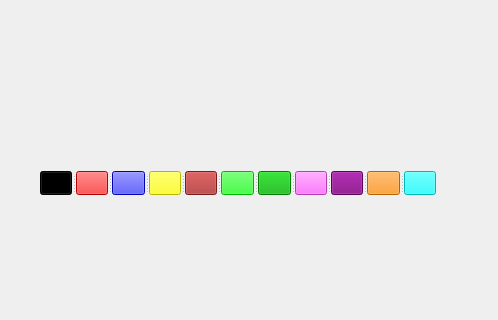
xNaga09x/ProjectModernCpp, file User/User/Drawer_Game_Interface.ui: the form before one commit; both pictures show x 0 to 498 and y 216 to 536 of the 965 by 536 pixel window.
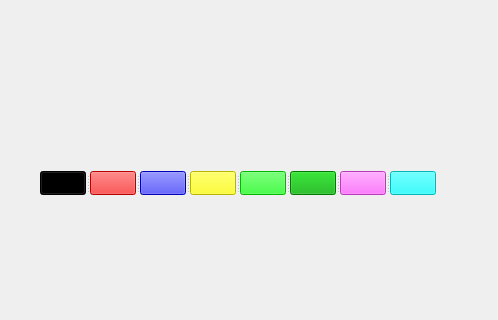
The form after the commit.

Commit message: Added color buttons in Drawer

```diff
--- a/User/User/Drawer_Game_Interface.ui
+++ b/User/User/Drawer_Game_Interface.ui
@@ -58,14 +58,6 @@
       <string/>
      </property>
     </widget>
-    <widget class="QPushButton" name="brownButton">
-     <property name="styleSheet">
-      <string notr="true">background-color:rgb(165,42,42) ;</string>
-     </property>
-     <property name="text">
-      <string/>
-     </property>
-    </widget>
     <widget class="QPushButton" name="limeButton">
      <property name="styleSheet">
       <string notr="true">background-color: rgb(0, 255, 0);</string>
@@ -90,22 +82,6 @@
       <string/>
      </property>
     </widget>
-    <widget class="QPushButton" name="purpleButton">
-     <property name="styleSheet">
-      <string notr="true">background-color: rgb(128,0,128);</string>
-     </property>
-     <property name="text">
-      <string/>
-     </property>
-    </widget>
-    <widget class="QPushButton" name="orangeButton">
-     <property name="styleSheet">
-      <string notr="true">background-color: rgb(255,140,0);</string>
-     </property>
-     <property name="text">
-      <string/>
-     </property>
-    </widget>
     <widget class="QPushButton" name="cyanButton">
      <property name="styleSheet">
       <string notr="true">background-color: rgb(0,255,255);</string>
```
The commit also changes 2 other files.
